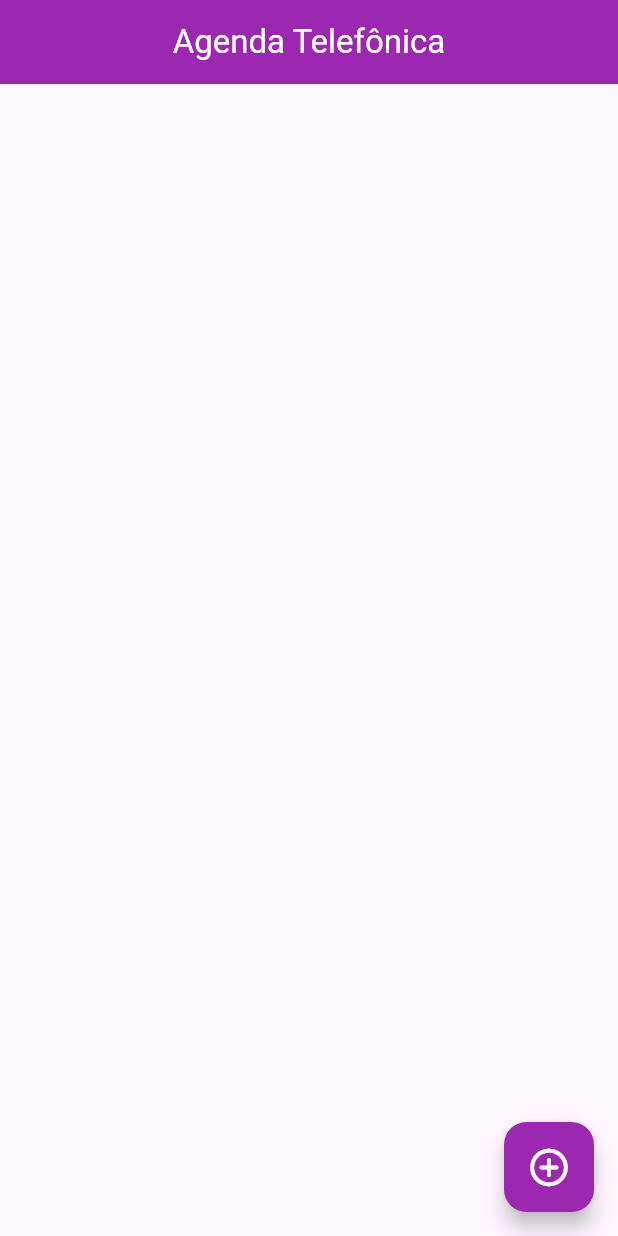
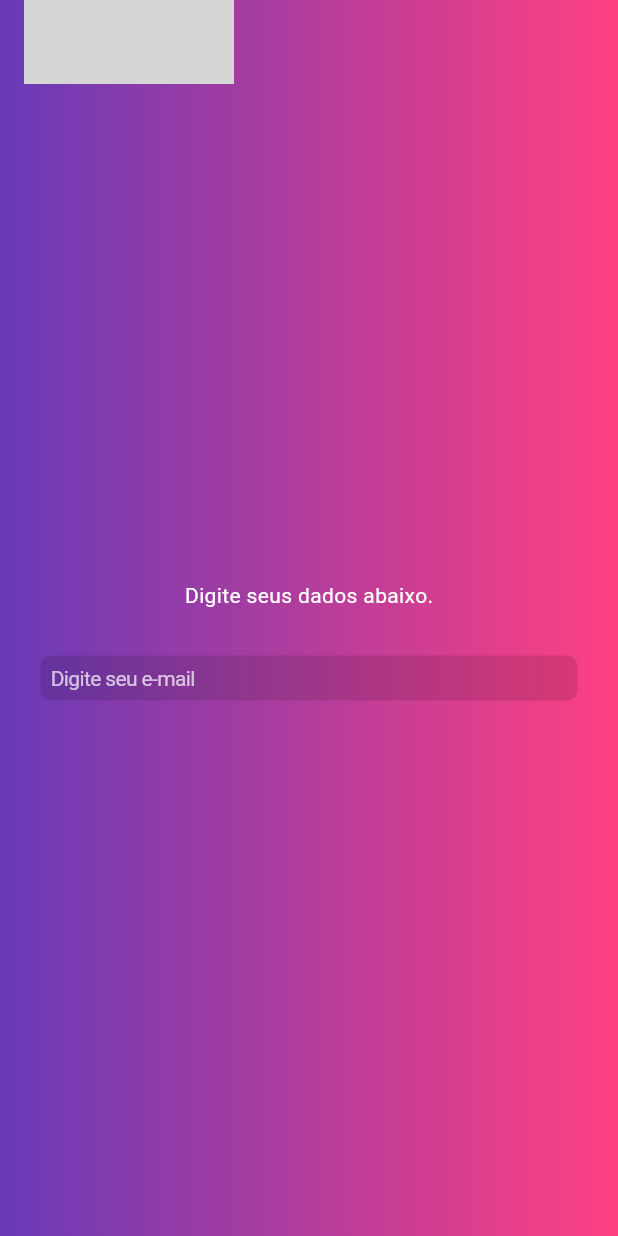
Before and after one commit to ArtJord/Agenda_phone, a Flutter app: the screen it shows after launch, on a phone screen of 412 x 824 dp. Run offline on Flutter 3.47's test engine with Material 3 defaults, Android fonts, the phone set to English and light mode, and no system bars; our stand-ins replace shared_preferences; network calls fail; grey boxes are pictures that could not be loaded.

Commit message:
criando tela de login e csampos de dados

```diff
--- /dev/null
+++ b/lib/login/tle_login.dart
@@ -0,0 +1,55 @@
+import 'package:flutter/cupertino.dart';
+import 'package:flutter/material.dart';
+
+class TelaLogin extends StatelessWidget{
+  const TelaLogin({super.key});
+
+  @override
+  Widget build(BuildContext context){
+    return Scaffold(
+      extendBodyBehindAppBar: true,
+      appBar: AppBar(
+        title: Image(
+          image: NetworkImage(
+            "https://ninelabs.blog/wp-content/uploads/2022/05/Group-1.png"),
+            width: 140,
+            ),
+            elevation: 0,
+            backgroundColor: Colors.transparent,
+      ),
+      body: Container(
+        width: MediaQuery.of(context).size.width,
+        padding: const EdgeInsets.all(27),
+        decoration: BoxDecoration(
+          gradient: LinearGradient(colors: [
+            Colors.deepPurple,
+            Colors.pinkAccent
+            ],
+          ),
+        ),
+
+          child: Column(
+          mainAxisAlignment: MainAxisAlignment.center,
+          children: [
+            SizedBox(height: 30),
+            Text("Digite seus dados abaixo.", style: TextStyle(color: Colors.white,
+            ),
+           ),
+           SizedBox(height: 30,),
+           CupertinoTextField(
+            placeholder: "Digite seu e-mail",
+            placeholderStyle: TextStyle(color: Colors.white70, fontSize: 14),
+            style: TextStyle(color: Colors.white, fontSize: 14),
+            decoration: BoxDecoration(
+              color: Colors.black12,
+              borderRadius: BorderRadius.all(Radius.circular(7)),
+            ),
+           )
+          ],
+
+        ),
+      ),
+    );
+  }
+
+}
--- a/lib/main.dart
+++ b/lib/main.dart
@@ -1,3 +1,4 @@
+import 'package:agenda_phone_flutter/login/tle_login.dart';
 import 'package:flutter/material.dart';
 import 'package:agenda_phone_flutter/outers/sharePreferences.dart';
 import 'package:agenda_phone_flutter/views/list.dart';
@@ -11,11 +12,12 @@ class Agenda extends StatelessWidget {
   @override
   Widget build(BuildContext context) {
     return MaterialApp(
+      debugShowCheckedModeBanner: false,
       title: 'Flutter',
       theme: ThemeData(
         primarySwatch: Colors.purple
       ),
-        home: Lista(),
+        home: const TelaLogin(),
     );
   }
 }
```
